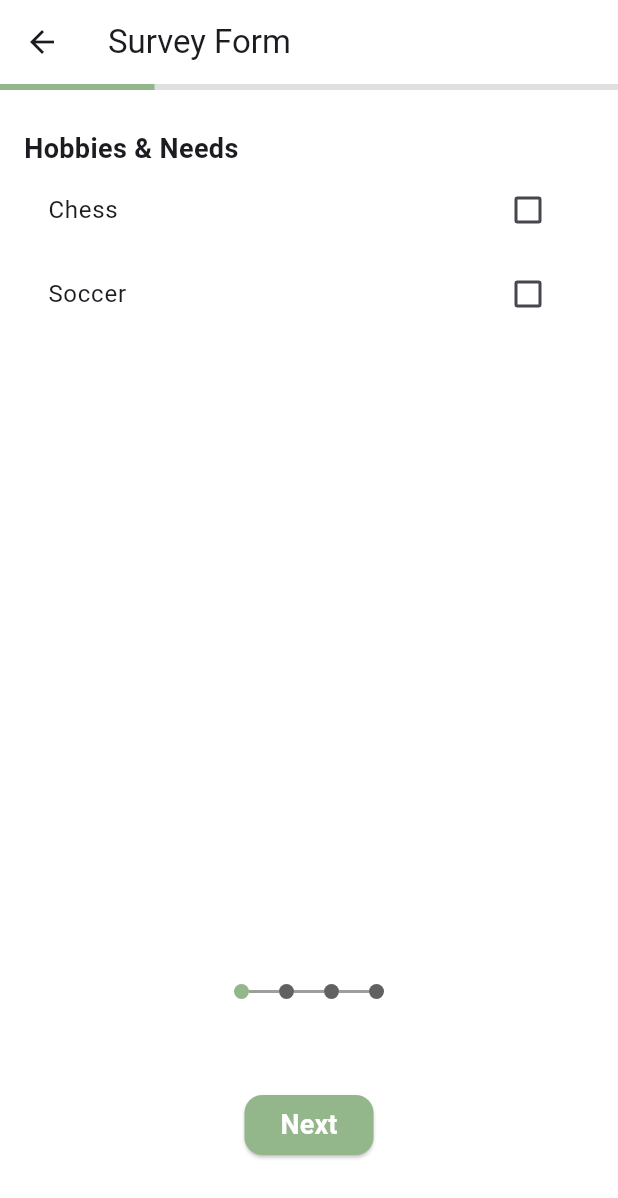
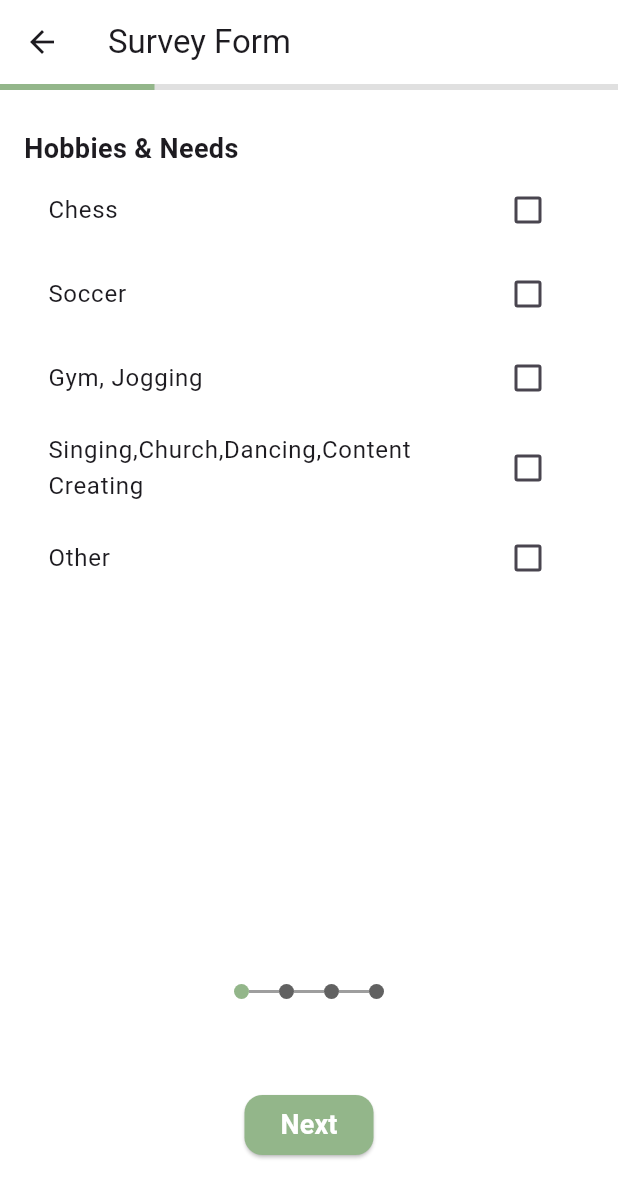
Before and after one commit to X-Reality/Ispani, a Flutter app: the MultiScreenForm screen opened directly, swiped to page 3, on a phone screen of 412 x 824 dp. Shown: the top 1198 px of the screen. Run offline on Flutter 3.47's test engine with Material 3 defaults, Android fonts, the phone set to English and light mode, and no system bars; our stand-ins replace file_picker, flutter_speed_dial, timeline_tile.

Commit message:
Update Register.dart

```diff
--- a/lib/Register.dart
+++ b/lib/Register.dart
@@ -216,7 +216,7 @@ class _MultiScreenFormState extends State<MultiScreenForm> {
           Text("Basic Information",
               style: TextStyle(fontSize: 18, fontWeight: FontWeight.bold)),
           SizedBox(height: 36),
-          _buildTextField("Name", "Enter your name", _nameController),
+          _buildTextField("Username", "Enter your Username", _nameController),
           SizedBox(height: 16),
           _buildTextField("Course", "Enter your Course", _courseController),
           SizedBox(height: 16),
@@ -235,14 +235,14 @@ class _MultiScreenFormState extends State<MultiScreenForm> {
           Text("Academic & Work Details",
               style: TextStyle(fontSize: 18, fontWeight: FontWeight.bold)),
           Text("Year of Study"),
-          _buildRadioList(["1st year", "2nd year", "3rd year"], _selectedYear.toString(), (val) {
+          _buildRadioList(["1", "2", "3"], _selectedYear.toString(), (val) {
             setState(() {
               _selectedYear = int.parse(val!);
             });
           }),
           SizedBox(height: 16),
           Text("What piece jobs would you do?"),
-          _buildCheckboxList(["Tutoring", "Selling stuff", "Delivering on campus"], _selectedJobs),
+         _buildCheckboxList(["Tutoring", "Selling stuff", "Delivering on campus","Hairstyling","Phone Repair", "CAD and 3D Modeling"], _selectedJobs),
         ],
       ),
     );
@@ -255,7 +255,7 @@ class _MultiScreenFormState extends State<MultiScreenForm> {
         crossAxisAlignment: CrossAxisAlignment.start,
         children: [
           Text("Hobbies & Needs", style: TextStyle(fontSize: 18, fontWeight: FontWeight.bold)),
-          _buildCheckboxList(["Chess", "Soccer"], _selectedHobbies),
+          _buildCheckboxList(["Chess", "Soccer","Gym, Jogging","Singing,Church,Dancing,Content Creating","Other"], _selectedHobbies),
         ],
       ),
     );
@@ -268,7 +268,7 @@ class _MultiScreenFormState extends State<MultiScreenForm> {
         crossAxisAlignment: CrossAxisAlignment.start,
         children: [
           Text("Preferences", style: TextStyle(fontSize: 18, fontWeight: FontWeight.bold)),
-          _buildRadioList(["WhatsApp", "Email"], _selectedCommunication, (val) {
+          _buildRadioList(["WhatsApp", "Email","Class","SMS"], _selectedCommunication, (val) {
             setState(() {
               _selectedCommunication = val!;
             });
```
